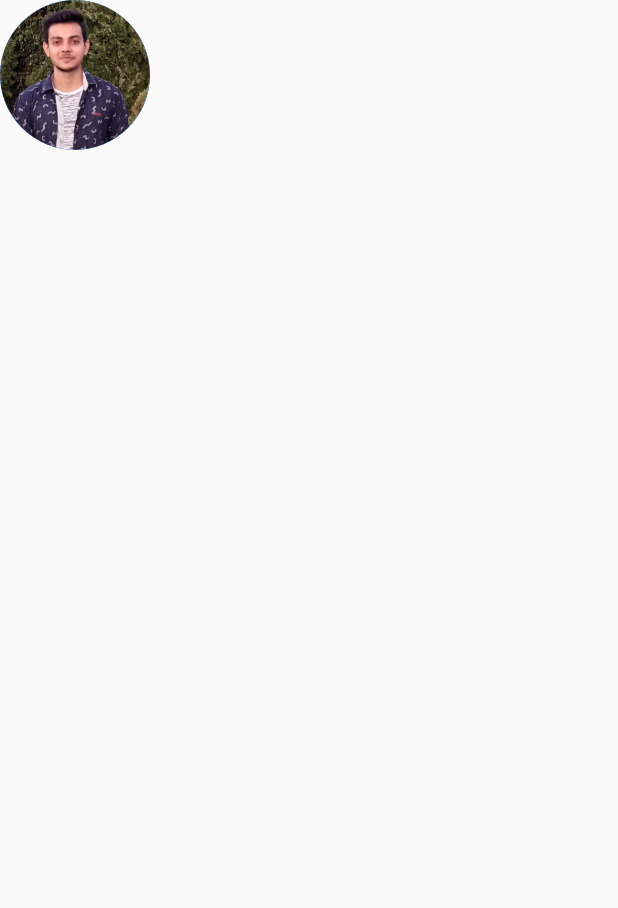
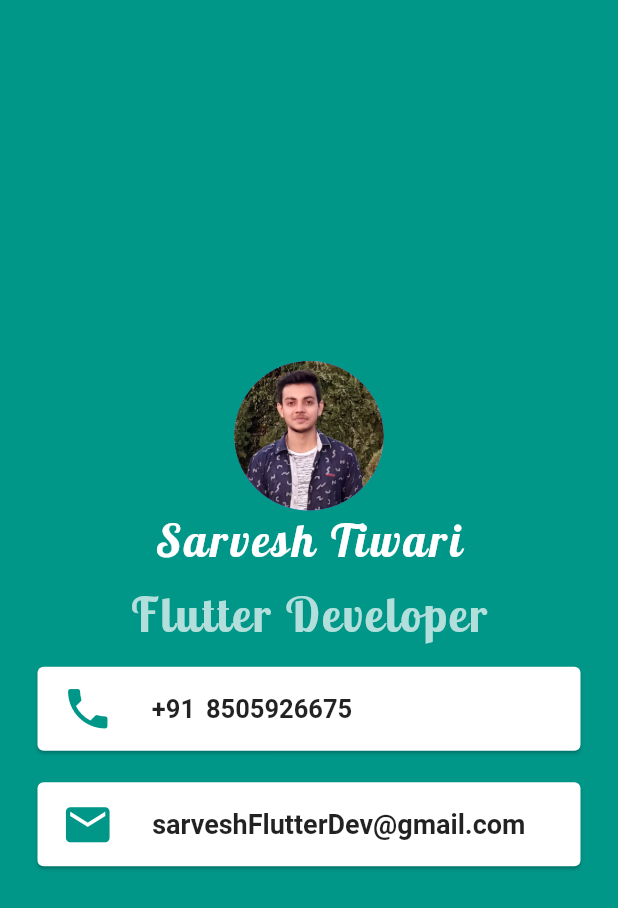
Before and after one commit to sarveshsrv/MyCard, a Flutter app: the screen it shows after launch, on a phone screen of 412 x 824 dp. Shown: the top 908 px of the screen. Run offline on Flutter 3.47's test engine with Material 2 defaults, Android fonts, the phone set to English and light mode, and no system bars.

Commit message:
UI updated

```diff
--- a/lib/main.dart
+++ b/lib/main.dart
@@ -7,13 +7,122 @@ class MyApp extends StatelessWidget {
   Widget build(BuildContext context) {
     return MaterialApp(
       home: Scaffold(
+          backgroundColor: Colors.teal,
           body: SafeArea(
             child: Column(
+              mainAxisAlignment: MainAxisAlignment.center,
               children: <Widget>[
                 CircleAvatar(
                   radius: 50.0,
                   backgroundImage: AssetImage('images/img.png'),
                 ),
+                Text(
+                  "Sarvesh Tiwari",
+                  style: TextStyle(
+                    fontSize: 30,
+                    fontFamily: 'Galada',
+                    color: Colors.white,
+                    // fontWeight:FontWeight.bold,
+                    letterSpacing: 2.0,
+                    //fontStyle: FontStyle.italic,
+                  ),
+                ),
+                Text(
+                  "Flutter Developer",
+                  style: TextStyle(
+                    fontSize: 32,
+                    fontFamily: 'LobsterTwo',
+                    color: Colors.teal.shade100,
+                    letterSpacing: 1.5,
+                    fontWeight: FontWeight.bold,
+                    //decoration: TextDecoration.underline,
+                  ),
+                ),
+                Card(
+                  color: Colors.white,
+                  margin: EdgeInsets.symmetric(vertical: 15, horizontal: 25),
+                  child: ListTile(
+                    leading: Icon(
+                      Icons.phone,
+                      color: Colors.teal,
+                      size: 35,
+                    ),
+                    title: Text(
+                      " +91 8505926675",
+                      style: TextStyle(
+                        fontWeight: FontWeight.bold,
+                        wordSpacing: 3,
+                        fontSize: 17,
+                      ),
+                    ),
+                  ),
+                ),
+                /*Container(
+                  color: Colors.white,
+                  margin: EdgeInsets.symmetric(vertical: 15, horizontal: 35),
+                  padding: EdgeInsets.symmetric(vertical: 6, horizontal: 10),
+                  child: Row(
+                    children: <Widget>[
+                      Icon(
+                        Icons.phone,
+                        color: Colors.teal,
+                        size: 35,
+                      ),
+                      SizedBox(width: 20),
+                      Text(
+                        " +91 8505926675",
+                        style: TextStyle(
+                          fontWeight: FontWeight.bold,
+                          wordSpacing: 5,
+                          fontSize: 17,
+                        ),
+                      ),
+                    ],
+                  ),
+                ),*/
+
+                Card(
+                  color: Colors.white,
+                  margin: EdgeInsets.symmetric(vertical: 6, horizontal: 25),
+                  child: ListTile(
+                    leading: Icon(
+                      Icons.email,
+                      color: Colors.teal,
+                      size: 35,
+                    ),
+                    title: Text(
+                      " sarveshFlutterDev@gmail.com",
+                      style: TextStyle(
+                        fontWeight: FontWeight.bold,
+                        wordSpacing: 2,
+                        fontSize: 18,
+                      ),
+                    ),
+                  ),
+                ),
+                /* Container(
+                  color: Colors.white,
+                  margin: EdgeInsets.symmetric(vertical: 6, horizontal: 35),
+                  padding: EdgeInsets.symmetric(vertical: 6, horizontal: 10),
+                  child: Row(
+                    children: <Widget>[
+                      Icon(
+                        Icons.email,
+                        color: Colors.teal,
+                        size: 35,
+                      ),
+                      SizedBox(width: 20),
+                      Text(
+                        " sarveshFlutterDev@gmail.com",
+                        style: TextStyle(
+                          fontWeight: FontWeight.bold,
+                          wordSpacing: 2,
+                          fontSize: 16,
+                        ),
+                      ),
+                    ],
+                  ),
+                ),*/
               ],
             ),
           )),
```
Lines whose indentation alone changed are shown as unchanged.
